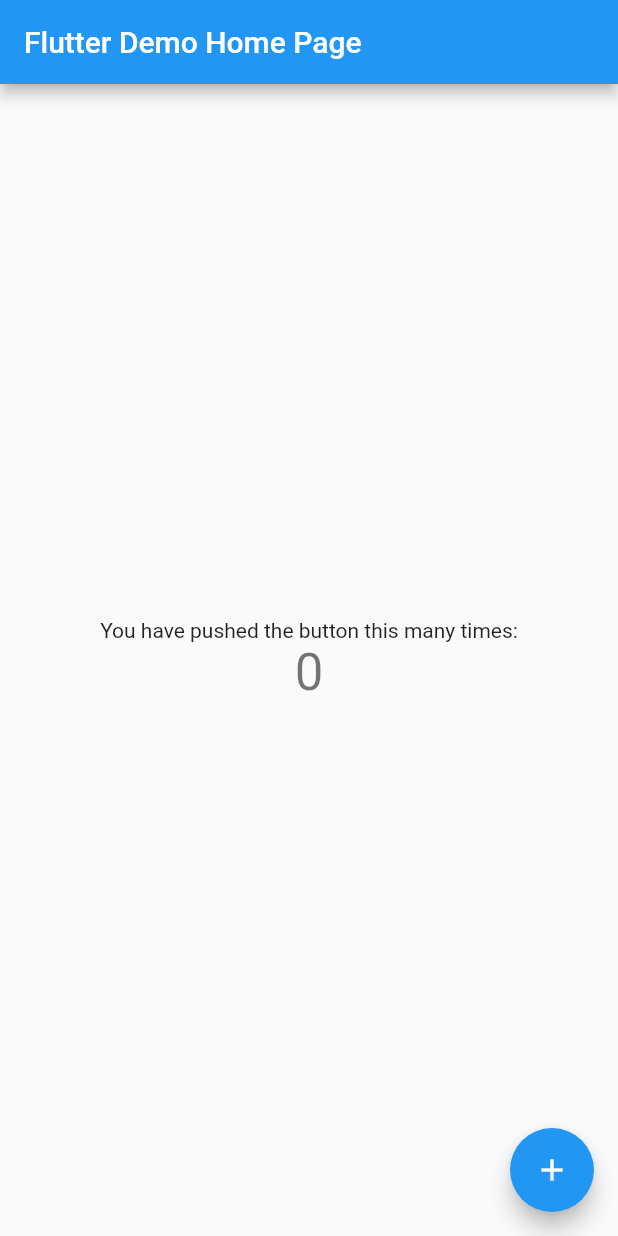
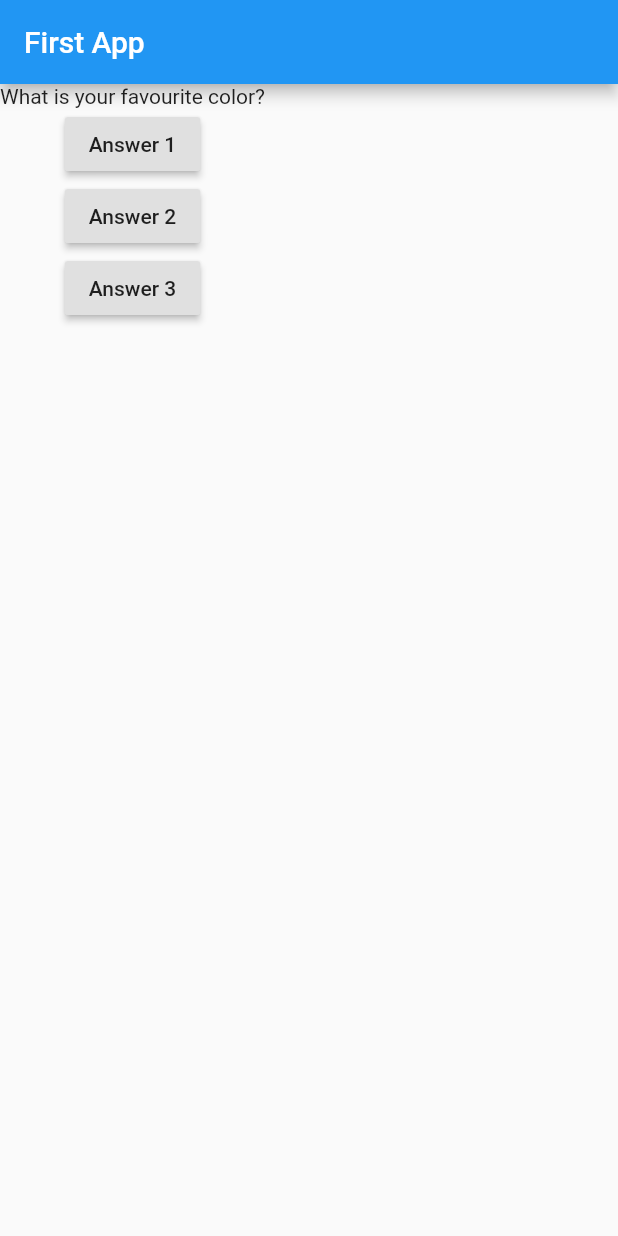
Before and after one commit to palashkosta/flutter_basic_app, a Flutter app: the screen it shows after launch, on a phone screen of 412 x 824 dp. Run offline on Flutter 3.47's test engine with Material 2 defaults, Android fonts, the phone set to English and light mode, and no system bars.

```diff
--- a/lib/main.dart
+++ b/lib/main.dart
@@ -1,113 +1,48 @@
 import 'package:flutter/material.dart';
 
 void main() {
-  runApp(MyApp());
+  runApp(BasicApp());
 }
 
-class MyApp extends StatelessWidget {
-  // This widget is the root of your application.
-  @override
-  Widget build(BuildContext context) {
-    return MaterialApp(
-      title: 'Flutter Demo2',
-      theme: ThemeData(
-        // This is the theme of your application.
-        //
-        // Try running your application with "flutter run". You'll see the
-        // application has a blue toolbar. Then, without quitting the app, try
-        // changing the primarySwatch below to Colors.green and then invoke
-        // "hot reload" (press "r" in the console where you ran "flutter run",
-        // or simply save your changes to "hot reload" in a Flutter IDE).
-        // Notice that the counter didn't reset back to zero; the application
-        // is not restarted.
-        primarySwatch: Colors.blue,
-      ),
-      home: MyHomePage(title: 'Flutter Demo Home Page'),
-    );
-  }
-}
+class BasicApp extends StatelessWidget {
+  var questionIndex = 0;
 
-class MyHomePage extends StatefulWidget {
-  MyHomePage({Key key, this.title}) : super(key: key);
-
-  // This widget is the home page of your application. It is stateful, meaning
-  // that it has a State object (defined below) that contains fields that affect
-  // how it looks.
-
-  // This class is the configuration for the state. It holds the values (in this
-  // case the title) provided by the parent (in this case the App widget) and
-  // used by the build method of the State. Fields in a Widget subclass are
-  // always marked "final".
-
-  final String title;
-
-  @override
-  _MyHomePageState createState() => _MyHomePageState();
-}
-
-class _MyHomePageState extends State<MyHomePage> {
-  int _counter = 0;
-
-  void _incrementCounter() {
-    setState(() {
-      // This call to setState tells the Flutter framework that something has
-      // changed in this State, which causes it to rerun the build method below
-      // so that the display can reflect the updated values. If we changed
-      // _counter without calling setState(), then the build method would not be
-      // called again, and so nothing would appear to happen.
-      _counter++;
-    });
+  void answered1Question() {
+    questionIndex = questionIndex + 1;
+    print("Answered 1 chosen");
   }
 
   @override
   Widget build(BuildContext context) {
-    // This method is rerun every time setState is called, for instance as done
-    // by the _incrementCounter method above.
-    //
-    // The Flutter framework has been optimized to make rerunning build methods
-    // fast, so that you can just rebuild anything that needs updating rather
-    // than having to individually change instances of widgets.
-    return Scaffold(
-      appBar: AppBar(
-        // Here we take the value from the MyHomePage object that was created by
-        // the App.build method, and use it to set our appbar title.
-        title: Text(widget.title),
-      ),
-      body: Center(
-        // Center is a layout widget. It takes a single child and positions it
-        // in the middle of the parent.
-        child: Column(
-          // Column is also a layout widget. It takes a list of children and
-          // arranges them vertically. By default, it sizes itself to fit its
-          // children horizontally, and tries to be as tall as its parent.
-          //
-          // Invoke "debug painting" (press "p" in the console, choose the
-          // "Toggle Debug Paint" action from the Flutter Inspector in Android
-          // Studio, or the "Toggle Debug Paint" command in Visual Studio Code)
-          // to see the wireframe for each widget.
-          //
-          // Column has various properties to control how it sizes itself and
-          // how it positions its children. Here we use mainAxisAlignment to
-          // center the children vertically; the main axis here is the vertical
-          // axis because Columns are vertical (the cross axis would be
-          // horizontal).
-          mainAxisAlignment: MainAxisAlignment.center,
-          children: <Widget>[
-            Text(
-              'You have pushed the button this many times:',
+    var questions = [
+      "What is your favourite color?",
+      "What is your favourite animal"
+    ];
+    return MaterialApp(
+      home: Scaffold(
+        appBar: AppBar(
+          title: Text("First App"),
+        ),
+        body: Column(
+          children: [
+            Text(questions.elementAt(questionIndex)),
+            RaisedButton(
+              child: Text("Answer 1"),
+              onPressed: answered1Question,
             ),
-            Text(
-              '$_counter',
-              style: Theme.of(context).textTheme.headline4,
+            RaisedButton(
+              child: Text("Answer 2"),
+              onPressed: () => {print("Asnwered 2 chosen")},
             ),
+            RaisedButton(
+              child: Text("Answer 3"),
+              onPressed: () {
+                print("Answered 3 chosen");
+              },
+            )
           ],
         ),
       ),
-      floatingActionButton: FloatingActionButton(
-        onPressed: _incrementCounter,
-        tooltip: 'Increment',
-        child: Icon(Icons.add),
-      ), // This trailing comma makes auto-formatting nicer for build methods.
     );
   }
 }
```
